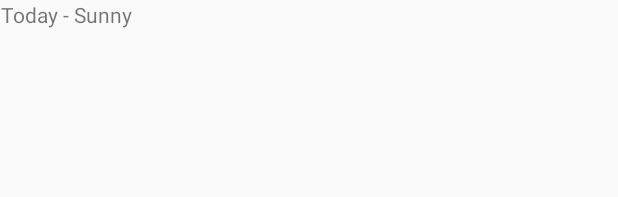
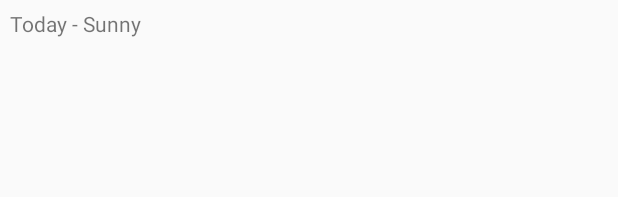
Before and after one commit to irvingDevMobi/mysunshineapp, an Android app: the layout list_item_forecast.xml on its own in the app's theme, with its tools: preview values and no code run, on a phone screen of 412 x 824 dp. Shown: the top 197 px of the screen. Run offline under Robolectric (Android 15) with nearby library versions, the phone set to English and light mode, and no system bars.

Commit message:
Some visual changes added in ListView design

```diff
--- a/app/src/main/res/layout/list_item_forecast.xml
+++ b/app/src/main/res/layout/list_item_forecast.xml
@@ -1,6 +1,7 @@
 <?xml version="1.0" encoding="utf-8"?>
 <LinearLayout xmlns:android="http://schemas.android.com/apk/res/android"
     xmlns:tools="http://schemas.android.com/tools"
+              android:padding="@dimen/gral_cell_padding"
     android:orientation="vertical" android:layout_width="match_parent"
     android:layout_height="match_parent">
 
--- a/app/src/main/res/values/dimens.xml
+++ b/app/src/main/res/values/dimens.xml
@@ -2,4 +2,5 @@
     <!-- Default screen margins, per the Android Design guidelines. -->
     <dimen name="activity_horizontal_margin">16dp</dimen>
     <dimen name="activity_vertical_margin">16dp</dimen>
+    <dimen name="gral_cell_padding">6dp</dimen>
 </resources>
```
